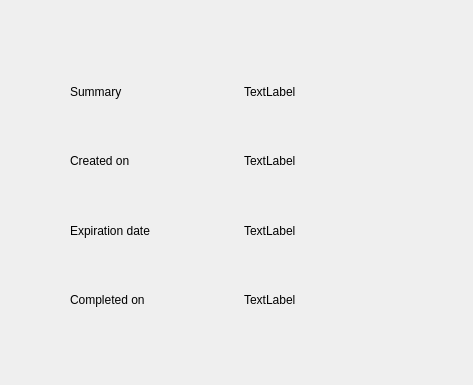
Before: the Qt Designer form qtcreatorTest/Headers/todo_information.ui in piccirilloth/Calendar-and-To-Do-list-CalDav, drawn with Qt 5.
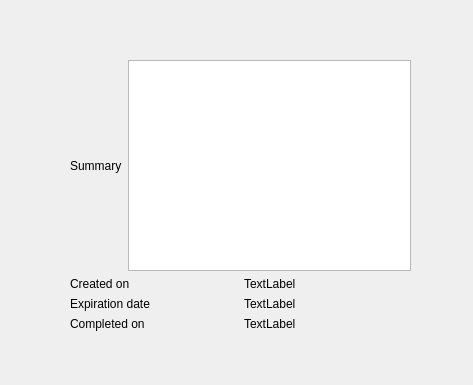
After: the same form once the commit is applied.

Patch:
```diff
--- a/qtcreatorTest/Headers/todo_information.ui
+++ b/qtcreatorTest/Headers/todo_information.ui
@@ -36,14 +36,7 @@
        </widget>
       </item>
       <item>
-       <widget class="QLabel" name="label_summary">
-        <property name="styleSheet">
-         <string notr="true">font: 12pt &quot;Sans Serif&quot;;</string>
-        </property>
-        <property name="text">
-         <string>TextLabel</string>
-        </property>
-       </widget>
+       <widget class="QTextBrowser" name="textBrowser"/>
       </item>
      </layout>
     </item>
```
